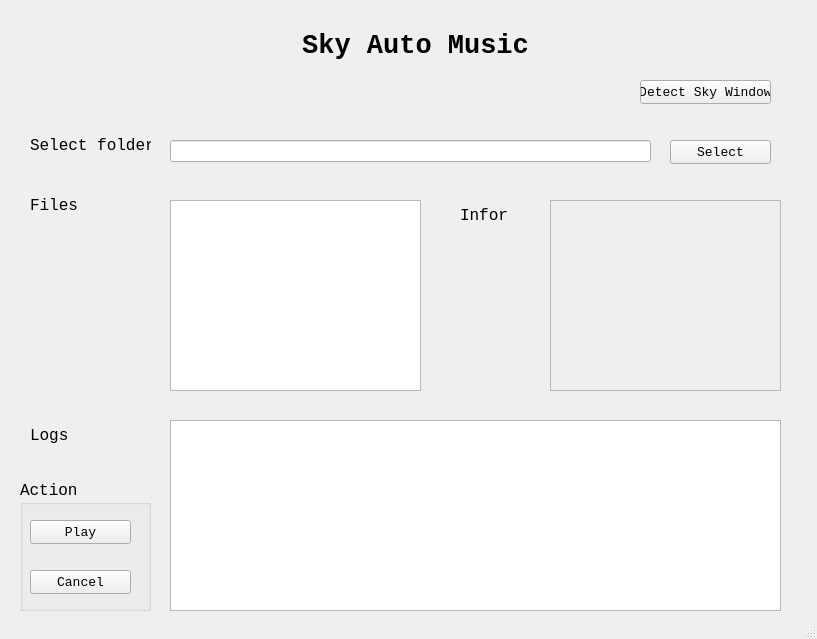
This is demo.ui in Infinity9591/SkyMusicPlayer as Qt 5 draws it before an edit. The edited form follows.
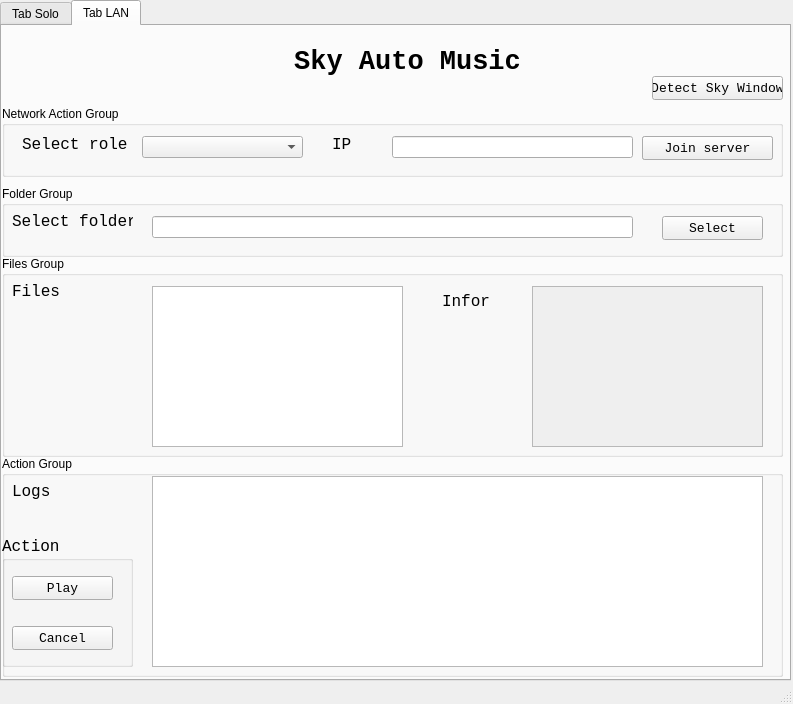
This is the edited form. The open tabs and pages were chosen to show the change.

Commit message: feature : add tabs for LAN connect add empty files for handling action in each tab

```diff
--- a/demo.ui
+++ b/demo.ui
@@ -6,19 +6,54 @@
    <rect>
     <x>0</x>
     <y>0</y>
-    <width>817</width>
-    <height>639</height>
+    <width>793</width>
+    <height>704</height>
    </rect>
   </property>
   <property name="windowTitle">
    <string>SkyAutoMusic</string>
   </property>
   <widget class="QWidget" name="centralwidget">
+   <widget class="QTabWidget" name="tabWidget">
+    <property name="geometry">
+     <rect>
+      <x>0</x>
+      <y>0</y>
+      <width>791</width>
+      <height>681</height>
+     </rect>
+    </property>
+    <property name="currentIndex">
+     <number>0</number>
+    </property>
+    <widget class="QWidget" name="tabSolo">
+     <attribute name="title">
+      <string>Tab Solo</string>
+     </attribute>
+     <widget class="QPushButton" name="pushButtonDetectWindow">
+      <property name="geometry">
+       <rect>
+        <x>650</x>
+        <y>80</y>
+        <width>131</width>
+        <height>24</height>
+       </rect>
+      </property>
+      <property name="font">
+       <font>
+        <family>Consolas</family>
+        <pointsize>10</pointsize>
+       </font>
+      </property>
+      <property name="text">
+       <string>Detect Sky Window</string>
+      </property>
+     </widget>
    <widget class="QLabel" name="label">
     <property name="geometry">
      <rect>
-      <x>290</x>
-      <y>20</y>
+        <x>280</x>
+        <y>10</y>
       <width>251</width>
       <height>51</height>
      </rect>
@@ -37,40 +72,23 @@
      <set>Qt::AlignmentFlag::AlignCenter</set>
     </property>
    </widget>
-   <widget class="QLabel" name="label_2">
+     <widget class="QGroupBox" name="groupBox">
     <property name="geometry">
      <rect>
-      <x>30</x>
-      <y>130</y>
-      <width>121</width>
-      <height>31</height>
-     </rect>
-    </property>
-    <property name="font">
-     <font>
-      <family>Consolas</family>
-      <pointsize>12</pointsize>
-     </font>
-    </property>
-    <property name="text">
-     <string>Select folder</string>
-    </property>
-   </widget>
-   <widget class="QLineEdit" name="lineEditFolder">
-    <property name="geometry">
-     <rect>
-      <x>170</x>
-      <y>140</y>
-      <width>481</width>
-      <height>22</height>
-     </rect>
-    </property>
-   </widget>
+        <x>0</x>
+        <y>120</y>
+        <width>781</width>
+        <height>71</height>
+       </rect>
+      </property>
+      <property name="title">
+       <string>Folder Group</string>
+      </property>
    <widget class="QPushButton" name="pushButtonSelectFolder">
     <property name="geometry">
      <rect>
-      <x>670</x>
-      <y>140</y>
+         <x>660</x>
+         <y>30</y>
       <width>101</width>
       <height>24</height>
      </rect>
@@ -85,12 +103,54 @@
      <string>Select</string>
     </property>
    </widget>
-   <widget class="QLabel" name="label_3">
+      <widget class="QLineEdit" name="lineEditFolder">
     <property name="geometry">
      <rect>
-      <x>30</x>
+         <x>150</x>
+         <y>30</y>
+         <width>481</width>
+         <height>22</height>
+        </rect>
+       </property>
+      </widget>
+      <widget class="QLabel" name="label_2">
+       <property name="geometry">
+        <rect>
+         <x>10</x>
+         <y>20</y>
+         <width>121</width>
+         <height>31</height>
+        </rect>
+       </property>
+       <property name="font">
+        <font>
+         <family>Consolas</family>
+         <pointsize>12</pointsize>
+        </font>
+       </property>
+       <property name="text">
+        <string>Select folder</string>
+       </property>
+      </widget>
+     </widget>
+     <widget class="QGroupBox" name="groupBox_2">
+      <property name="geometry">
+       <rect>
+        <x>0</x>
       <y>190</y>
-      <width>121</width>
+        <width>781</width>
+        <height>241</height>
+       </rect>
+      </property>
+      <property name="title">
+       <string>Files Group</string>
+      </property>
+      <widget class="QLabel" name="label_5">
+       <property name="geometry">
+        <rect>
+         <x>440</x>
+         <y>30</y>
+         <width>71</width>
       <height>31</height>
      </rect>
     </property>
@@ -107,28 +167,66 @@
    <widget class="QListWidget" name="listWidgetFiles">
     <property name="geometry">
      <rect>
-      <x>170</x>
-      <y>200</y>
+         <x>150</x>
+         <y>30</y>
       <width>251</width>
       <height>191</height>
      </rect>
     </property>
    </widget>
-   <widget class="QPlainTextEdit" name="plainTextEditLogs">
+      <widget class="QPlainTextEdit" name="plainTextInfor">
+       <property name="enabled">
+        <bool>false</bool>
+       </property>
     <property name="geometry">
      <rect>
-      <x>170</x>
-      <y>420</y>
-      <width>611</width>
+         <x>530</x>
+         <y>30</y>
+         <width>231</width>
       <height>191</height>
      </rect>
     </property>
-   </widget>
+       <property name="readOnly">
+        <bool>true</bool>
+       </property>
+      </widget>
+      <widget class="QLabel" name="label_3">
+       <property name="geometry">
+        <rect>
+         <x>10</x>
+         <y>20</y>
+         <width>121</width>
+         <height>31</height>
+        </rect>
+       </property>
+       <property name="font">
+        <font>
+         <family>Consolas</family>
+         <pointsize>12</pointsize>
+        </font>
+       </property>
+       <property name="text">
+        <string>Files</string>
+       </property>
+      </widget>
+     </widget>
+     <widget class="QGroupBox" name="groupBox_4">
+      <property name="geometry">
+       <rect>
+        <x>0</x>
+        <y>430</y>
+        <width>781</width>
+        <height>221</height>
+       </rect>
+      </property>
+      <property name="title">
+       <string>Action Group</string>
+      </property>
    <widget class="QLabel" name="label_4">
     <property name="geometry">
      <rect>
-      <x>30</x>
-      <y>420</y>
+         <x>10</x>
+         <y>20</y>
       <width>121</width>
       <height>31</height>
      </rect>
@@ -146,8 +244,8 @@
    <widget class="QGroupBox" name="groupBox_3">
     <property name="geometry">
      <rect>
-      <x>20</x>
-      <y>480</y>
+         <x>0</x>
+         <y>80</y>
       <width>131</width>
       <height>131</height>
      </rect>
@@ -200,11 +298,50 @@
      </property>
     </widget>
    </widget>
-   <widget class="QPushButton" name="pushButtonDetectWindow">
+      <widget class="QPlainTextEdit" name="plainTextEditLogs">
     <property name="geometry">
      <rect>
-      <x>640</x>
-      <y>80</y>
+         <x>150</x>
+         <y>20</y>
+         <width>611</width>
+         <height>191</height>
+        </rect>
+       </property>
+      </widget>
+     </widget>
+    </widget>
+    <widget class="QWidget" name="tabLan">
+     <attribute name="title">
+      <string>Tab LAN</string>
+     </attribute>
+     <widget class="QLabel" name="label_6">
+      <property name="geometry">
+       <rect>
+        <x>280</x>
+        <y>10</y>
+        <width>251</width>
+        <height>51</height>
+       </rect>
+      </property>
+      <property name="font">
+       <font>
+        <family>Consolas</family>
+        <pointsize>20</pointsize>
+        <bold>true</bold>
+       </font>
+      </property>
+      <property name="text">
+       <string>Sky Auto Music</string>
+      </property>
+      <property name="alignment">
+       <set>Qt::AlignmentFlag::AlignCenter</set>
+      </property>
+     </widget>
+     <widget class="QPushButton" name="pushButtonDetectWindow_2">
+      <property name="geometry">
+       <rect>
+        <x>650</x>
+        <y>50</y>
       <width>131</width>
       <height>24</height>
      </rect>
@@ -219,11 +356,193 @@
      <string>Detect Sky Window</string>
     </property>
    </widget>
-   <widget class="QLabel" name="label_5">
+     <widget class="QGroupBox" name="groupBox_5">
     <property name="geometry">
      <rect>
-      <x>460</x>
-      <y>200</y>
+        <x>0</x>
+        <y>160</y>
+        <width>781</width>
+        <height>71</height>
+       </rect>
+      </property>
+      <property name="title">
+       <string>Folder Group</string>
+      </property>
+      <widget class="QPushButton" name="pushButtonSelectFolder_2">
+       <property name="geometry">
+        <rect>
+         <x>660</x>
+         <y>30</y>
+         <width>101</width>
+         <height>24</height>
+        </rect>
+       </property>
+       <property name="font">
+        <font>
+         <family>Consolas</family>
+         <pointsize>10</pointsize>
+        </font>
+       </property>
+       <property name="text">
+        <string>Select</string>
+       </property>
+      </widget>
+      <widget class="QLineEdit" name="lineEditFolder_2">
+       <property name="geometry">
+        <rect>
+         <x>150</x>
+         <y>30</y>
+         <width>481</width>
+         <height>22</height>
+        </rect>
+       </property>
+      </widget>
+      <widget class="QLabel" name="label_10">
+       <property name="geometry">
+        <rect>
+         <x>10</x>
+         <y>20</y>
+         <width>121</width>
+         <height>31</height>
+        </rect>
+       </property>
+       <property name="font">
+        <font>
+         <family>Consolas</family>
+         <pointsize>12</pointsize>
+        </font>
+       </property>
+       <property name="text">
+        <string>Select folder</string>
+       </property>
+      </widget>
+     </widget>
+     <widget class="QGroupBox" name="groupBox_6">
+      <property name="geometry">
+       <rect>
+        <x>0</x>
+        <y>80</y>
+        <width>781</width>
+        <height>71</height>
+       </rect>
+      </property>
+      <property name="title">
+       <string>Network Action Group</string>
+      </property>
+      <widget class="QLabel" name="label_7">
+       <property name="geometry">
+        <rect>
+         <x>20</x>
+         <y>30</y>
+         <width>111</width>
+         <height>16</height>
+        </rect>
+       </property>
+       <property name="font">
+        <font>
+         <family>Consolas</family>
+         <pointsize>12</pointsize>
+        </font>
+       </property>
+       <property name="text">
+        <string>Select role</string>
+       </property>
+      </widget>
+      <widget class="QComboBox" name="comboBoxRole">
+       <property name="geometry">
+        <rect>
+         <x>140</x>
+         <y>30</y>
+         <width>161</width>
+         <height>22</height>
+        </rect>
+       </property>
+      </widget>
+      <widget class="QPushButton" name="pushButtonCreateServer">
+       <property name="geometry">
+        <rect>
+         <x>640</x>
+         <y>30</y>
+         <width>131</width>
+         <height>24</height>
+        </rect>
+       </property>
+       <property name="font">
+        <font>
+         <family>Consolas</family>
+         <pointsize>10</pointsize>
+        </font>
+       </property>
+       <property name="text">
+        <string>Create server</string>
+       </property>
+      </widget>
+      <widget class="QLabel" name="label_8">
+       <property name="geometry">
+        <rect>
+         <x>330</x>
+         <y>30</y>
+         <width>49</width>
+         <height>16</height>
+        </rect>
+       </property>
+       <property name="font">
+        <font>
+         <family>Consolas</family>
+         <pointsize>12</pointsize>
+        </font>
+       </property>
+       <property name="text">
+        <string>IP</string>
+       </property>
+      </widget>
+      <widget class="QLineEdit" name="lineEditIP">
+       <property name="geometry">
+        <rect>
+         <x>390</x>
+         <y>30</y>
+         <width>241</width>
+         <height>22</height>
+        </rect>
+       </property>
+      </widget>
+      <widget class="QPushButton" name="pushButtonJoinServer">
+       <property name="geometry">
+        <rect>
+         <x>640</x>
+         <y>30</y>
+         <width>131</width>
+         <height>24</height>
+        </rect>
+       </property>
+       <property name="font">
+        <font>
+         <family>Consolas</family>
+         <pointsize>10</pointsize>
+        </font>
+       </property>
+       <property name="text">
+        <string>Join server</string>
+       </property>
+      </widget>
+     </widget>
+     <widget class="QGroupBox" name="groupBox_7">
+      <property name="geometry">
+       <rect>
+        <x>0</x>
+        <y>230</y>
+        <width>781</width>
+        <height>201</height>
+       </rect>
+      </property>
+      <property name="title">
+       <string>Files Group</string>
+      </property>
+      <widget class="QLabel" name="label_11">
+       <property name="geometry">
+        <rect>
+         <x>440</x>
+         <y>30</y>
       <width>71</width>
       <height>31</height>
      </rect>
@@ -238,21 +557,152 @@
      <string>Infor</string>
     </property>
    </widget>
-   <widget class="QPlainTextEdit" name="plainTextInfor">
+      <widget class="QListWidget" name="listWidgetFiles_2">
+       <property name="geometry">
+        <rect>
+         <x>150</x>
+         <y>30</y>
+         <width>251</width>
+         <height>161</height>
+        </rect>
+       </property>
+      </widget>
+      <widget class="QPlainTextEdit" name="plainTextInfor_2">
     <property name="enabled">
      <bool>false</bool>
     </property>
     <property name="geometry">
      <rect>
-      <x>550</x>
-      <y>200</y>
+         <x>530</x>
+         <y>30</y>
       <width>231</width>
-      <height>191</height>
+         <height>161</height>
      </rect>
     </property>
     <property name="readOnly">
      <bool>true</bool>
     </property>
+      </widget>
+      <widget class="QLabel" name="label_12">
+       <property name="geometry">
+        <rect>
+         <x>10</x>
+         <y>20</y>
+         <width>121</width>
+         <height>31</height>
+        </rect>
+       </property>
+       <property name="font">
+        <font>
+         <family>Consolas</family>
+         <pointsize>12</pointsize>
+        </font>
+       </property>
+       <property name="text">
+        <string>Files</string>
+       </property>
+      </widget>
+     </widget>
+     <widget class="QGroupBox" name="groupBox_8">
+      <property name="geometry">
+       <rect>
+        <x>0</x>
+        <y>430</y>
+        <width>781</width>
+        <height>221</height>
+       </rect>
+      </property>
+      <property name="title">
+       <string>Action Group</string>
+      </property>
+      <widget class="QLabel" name="label_13">
+       <property name="geometry">
+        <rect>
+         <x>10</x>
+         <y>20</y>
+         <width>121</width>
+         <height>31</height>
+        </rect>
+       </property>
+       <property name="font">
+        <font>
+         <family>Consolas</family>
+         <pointsize>12</pointsize>
+        </font>
+       </property>
+       <property name="text">
+        <string>Logs</string>
+       </property>
+      </widget>
+      <widget class="QGroupBox" name="groupBox_9">
+       <property name="geometry">
+        <rect>
+         <x>0</x>
+         <y>80</y>
+         <width>131</width>
+         <height>131</height>
+        </rect>
+       </property>
+       <property name="font">
+        <font>
+         <family>Consolas</family>
+         <pointsize>12</pointsize>
+        </font>
+       </property>
+       <property name="title">
+        <string>Action</string>
+       </property>
+       <widget class="QPushButton" name="pushButtonPlay_2">
+        <property name="geometry">
+         <rect>
+          <x>10</x>
+          <y>40</y>
+          <width>101</width>
+          <height>24</height>
+         </rect>
+        </property>
+        <property name="font">
+         <font>
+          <family>Consolas</family>
+          <pointsize>10</pointsize>
+         </font>
+        </property>
+        <property name="text">
+         <string>Play</string>
+        </property>
+       </widget>
+       <widget class="QPushButton" name="pushButtonCancel_2">
+        <property name="geometry">
+         <rect>
+          <x>10</x>
+          <y>90</y>
+          <width>101</width>
+          <height>24</height>
+         </rect>
+        </property>
+        <property name="font">
+         <font>
+          <family>Consolas</family>
+          <pointsize>10</pointsize>
+         </font>
+        </property>
+        <property name="text">
+         <string>Cancel</string>
+        </property>
+       </widget>
+      </widget>
+      <widget class="QPlainTextEdit" name="plainTextEditLogs_2">
+       <property name="geometry">
+        <rect>
+         <x>150</x>
+         <y>20</y>
+         <width>611</width>
+         <height>191</height>
+        </rect>
+       </property>
+      </widget>
+     </widget>
+    </widget>
    </widget>
   </widget>
   <widget class="QStatusBar" name="statusbar"/>
```
Left out of the diff: 2 changed lines with no effect on the pictures. Lines whose indentation alone changed are shown as unchanged. The commit also changes 4 other files.
